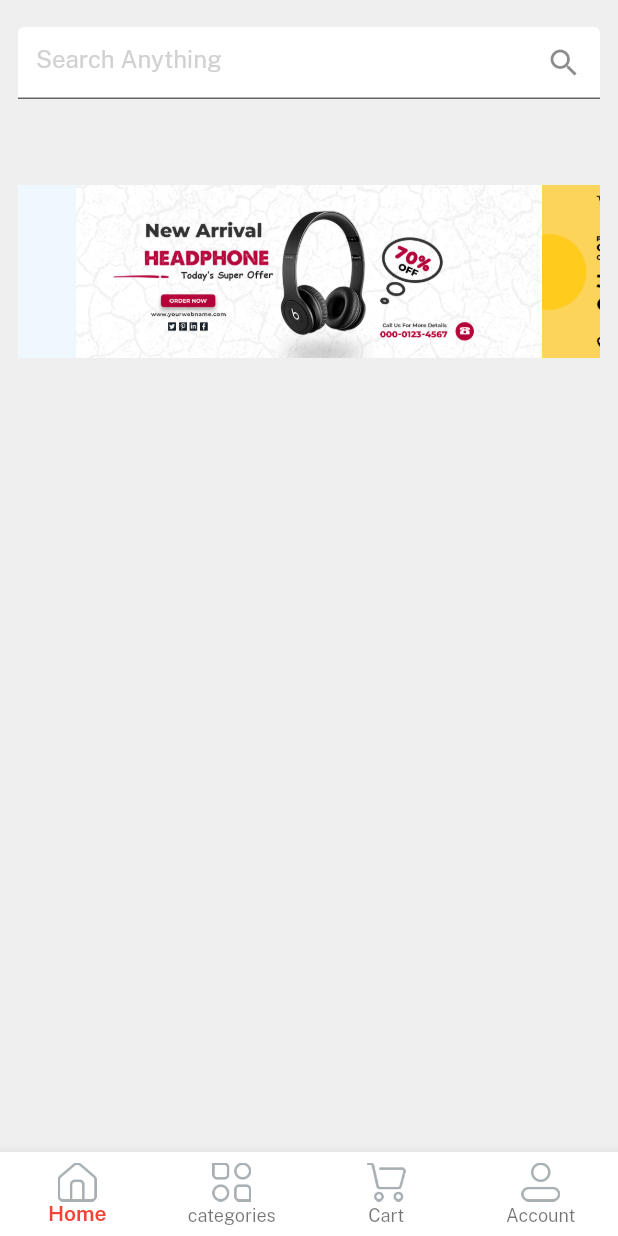
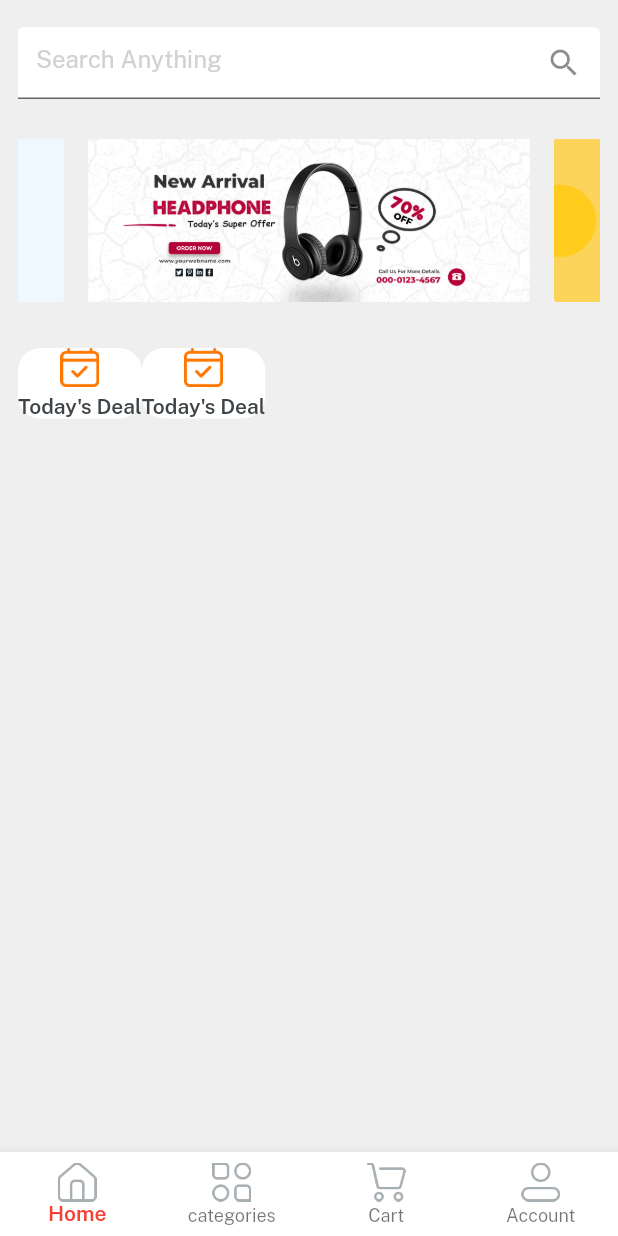
Before and after one commit to fahimshahariar1/F_mart, a Flutter app: the Home screen opened directly, on a phone screen of 412 x 824 dp. Run offline on Flutter 3.47's test engine with Material 2 defaults, Android fonts, the phone set to English and light mode, and no system bars; drawn by our look-alikes of velocity_x; our stand-ins replace get.

Commit message:
seventh and quarter

```diff
--- a/f_mart_ecommerce/lib/screens/home screen/homescreen.dart
+++ b/f_mart_ecommerce/lib/screens/home screen/homescreen.dart
@@ -1,5 +1,6 @@
 import 'package:f_mart_ecommerce/constants/colors.dart';
 import 'package:f_mart_ecommerce/constants/consts.dart';
+import 'package:f_mart_ecommerce/widgets/homeButtons.dart';
 import 'package:flutter/material.dart';
 
 import '../../constants/lists.dart';
@@ -33,12 +34,30 @@ class HomeScreen extends StatelessWidget {
               ),
             ),
             VxSwiper.builder(
-                itemCount: sliderList.length, itemBuilder: (context, index) {
-              return Container(
-                child: Image.asset(sliderList[index], fit: ,),
-              );
-
-            }
+              aspectRatio: 16 / 9,
+              autoPlay: true,
+              height: 150,
+              enlargeCenterPage: true,
+              itemCount: sliderList.length,
+              itemBuilder: (context, index) {
+                return Image.asset(
+                  sliderList[index],
+                  fit: BoxFit.fitWidth,
+                )
+                    .box
+                    .rounded
+                    .clip(Clip.antiAlias)
+                    .margin(
+                      EdgeInsets.symmetric(horizontal: 8),
+                    )
+                    .make();
+              },
+            ),
+            10.heightBox,
+            Row(
+              children:
+                  //error can be solved regarding list.generate by just removing the brackets of the children
+                  List.generate(2, (int index) => homebuttons()),
             )
           ],
         ),
--- /dev/null
+++ b/f_mart_ecommerce/lib/widgets/homeButtons.dart
@@ -0,0 +1,15 @@
+import 'package:f_mart_ecommerce/constants/consts.dart';
+import 'package:flutter/material.dart';
+
+Widget homebuttons() {
+  return Column(
+    children: [
+      Image.asset(
+        icTodaysDeal,
+        width: 26,
+      ),
+      5.heightBox,
+      today.text.fontFamily(semibold).color(darkFontGrey).make()
+    ],
+  ).box.rounded.white.make();
+}
```
